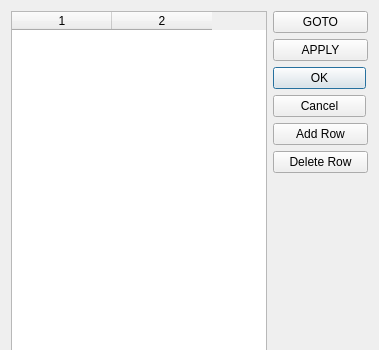
Above: searchtag.ui from mohammadjavad78/AP_FinalProject before the change; both pictures show x 0 to 379 and y 0 to 350 of the 379 by 663 pixel window. Below: the same form after it.
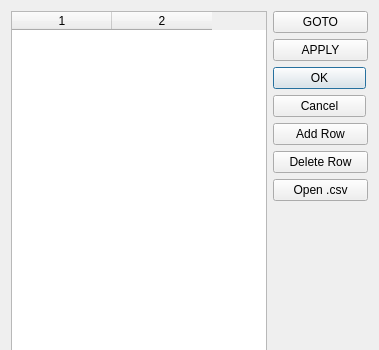
That is the form after the change. Icons and pictures are not drawn.

The edit to the form file:
```diff
--- a/searchtag.ui
+++ b/searchtag.ui
@@ -164,6 +164,13 @@
        </property>
       </widget>
      </item>
+     <item>
+      <widget class="QPushButton" name="pushButton">
+       <property name="text">
+        <string>Open .csv</string>
+       </property>
+      </widget>
+     </item>
      <item>
       <spacer name="verticalSpacer">
        <property name="orientation">
```
Left out of the diff: 6 changed lines with no effect on the pictures.
